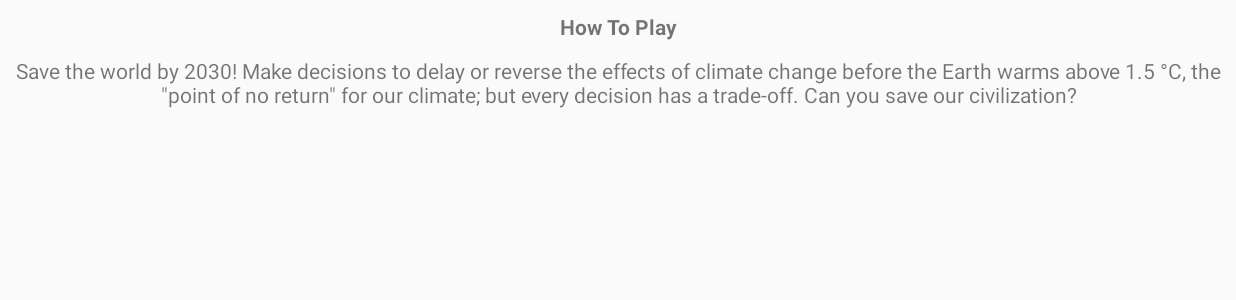
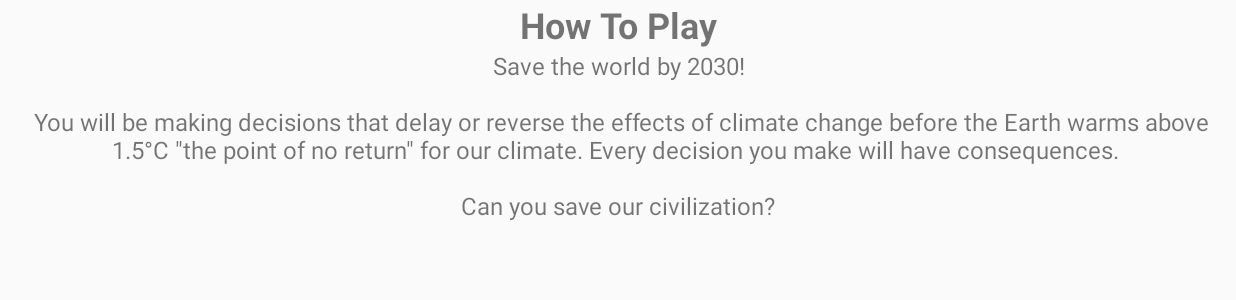
Before and after one commit to AustinRD/GlobalWarmingSim, an Android app: the HowToActivity screen opened directly, with no data from a screen before it, on a phone screen of 824 x 412 dp (held sideways). Shown: the top 300 px of the screen. Run offline under Robolectric (Android 15) with nearby library versions, the phone set to English and light mode, and no system bars.

```diff
--- a/app/src/main/java/com/example/austin/globalwarmingsim/HowToActivity.java
+++ b/app/src/main/java/com/example/austin/globalwarmingsim/HowToActivity.java
@@ -2,6 +2,7 @@ package com.example.austin.globalwarmingsim;
 
 import android.os.Bundle;
 import android.support.v7.app.AppCompatActivity;
+import android.widget.TextView;
 
 public class HowToActivity extends AppCompatActivity
 {
@@ -11,5 +12,11 @@ public class HowToActivity extends AppCompatActivity
         super.onCreate(savedInstanceState);
         getSupportActionBar().hide();
         setContentView(R.layout.activity_howto);
+
+        TextView howToText = (TextView) findViewById(R.id.textView_howToPlayInfo);
+        howToText.setText("Save the world by 2030!\n\n You will be making decisions that delay " +
+                "or reverse the effects of climate change before the Earth warms above 1.5°C " +
+                "\"the point of no return\" for our climate. Every decision you make will have " +
+                "consequences. \n\nCan you save our civilization?");
     }
 }
--- a/app/src/main/res/layout/activity_howto.xml
+++ b/app/src/main/res/layout/activity_howto.xml
@@ -2,40 +2,30 @@
 <android.support.constraint.ConstraintLayout
     xmlns:android="http://schemas.android.com/apk/res/android"
     xmlns:app="http://schemas.android.com/apk/res-auto"
-    xmlns:tools="http://schemas.android.com/tools"
     android:layout_width="match_parent"
     android:layout_height="match_parent">
 
     <TextView
-        android:id="@+id/editText3"
-        android:layout_width="wrap_content"
-        android:layout_height="21dp"
-        android:layout_marginStart="8dp"
-        android:layout_marginTop="8dp"
-        android:layout_marginEnd="8dp"
-        android:ems="10"
+        android:id="@+id/textView_howToPlay"
+        android:layout_width="match_parent"
+        android:layout_height="wrap_content"
         android:text="How To Play"
         android:textAlignment="center"
         android:textStyle="bold"
+        android:textSize = "24sp"
         app:layout_constraintEnd_toEndOf="parent"
         app:layout_constraintStart_toStartOf="parent"
-        app:layout_constraintTop_toTopOf="parent"
-        tools:text="How To Play" />
+        app:layout_constraintTop_toTopOf="parent" />
 
     <TextView
-        android:id="@+id/editText4"
-        android:layout_width="wrap_content"
+        android:id="@+id/textView_howToPlayInfo"
+        android:layout_width="match_parent"
         android:layout_height="wrap_content"
-        android:layout_marginStart="8dp"
-        android:layout_marginTop="8dp"
-        android:layout_marginEnd="8dp"
-        android:width="1000dip"
-        android:ems="10"
-        android:lines="10"
-        android:text='Save the world by 2030! Make decisions to delay or reverse the effects of climate change before the Earth warms above 1.5 °C, the "point of no return" for our climate; but every decision has a trade-off. Can you save our civilization?'
+        android:text=""
+        android:textSize="16sp"
         android:textAlignment="center"
         app:layout_constraintEnd_toEndOf="parent"
         app:layout_constraintStart_toStartOf="parent"
-        app:layout_constraintTop_toBottomOf="@+id/editText3"
-        tools:text='Save the world by 2030! Make decisions to delay or reverse the effects of climate change before the Earth warms above 1.5 °C, the "point of no return" for our climate; but every decision has a trade-off. Can you save our civilization?' />
+        app:layout_constraintTop_toBottomOf="@+id/textView_howToPlay"/>
+
 </android.support.constraint.ConstraintLayout>
```
